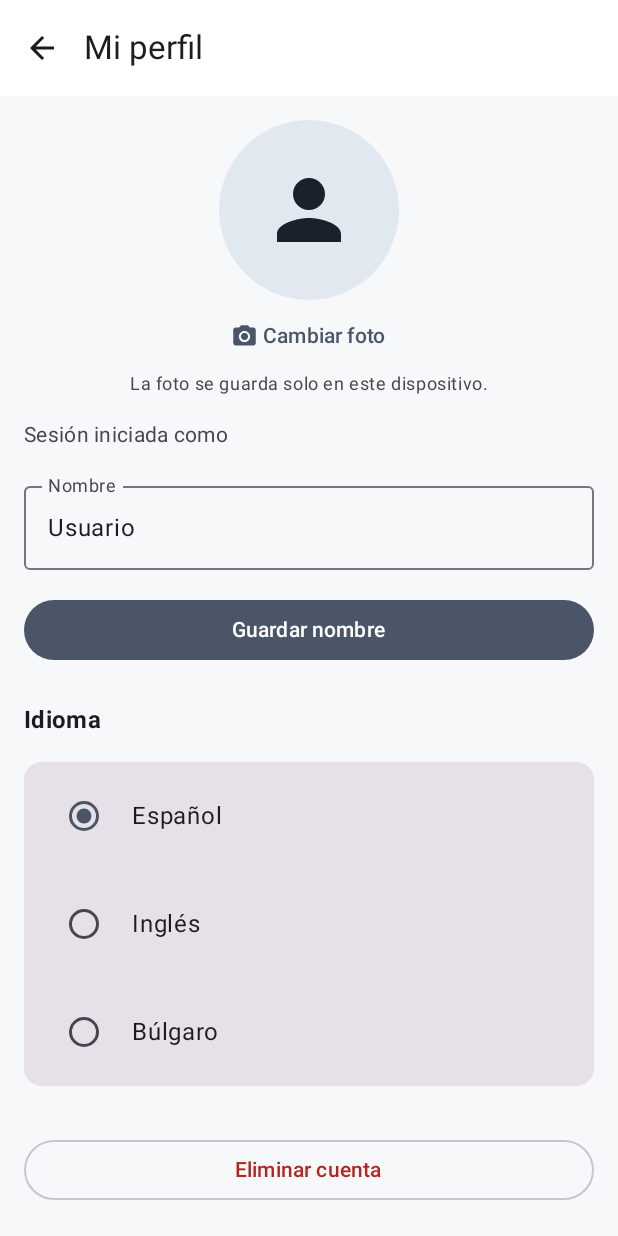
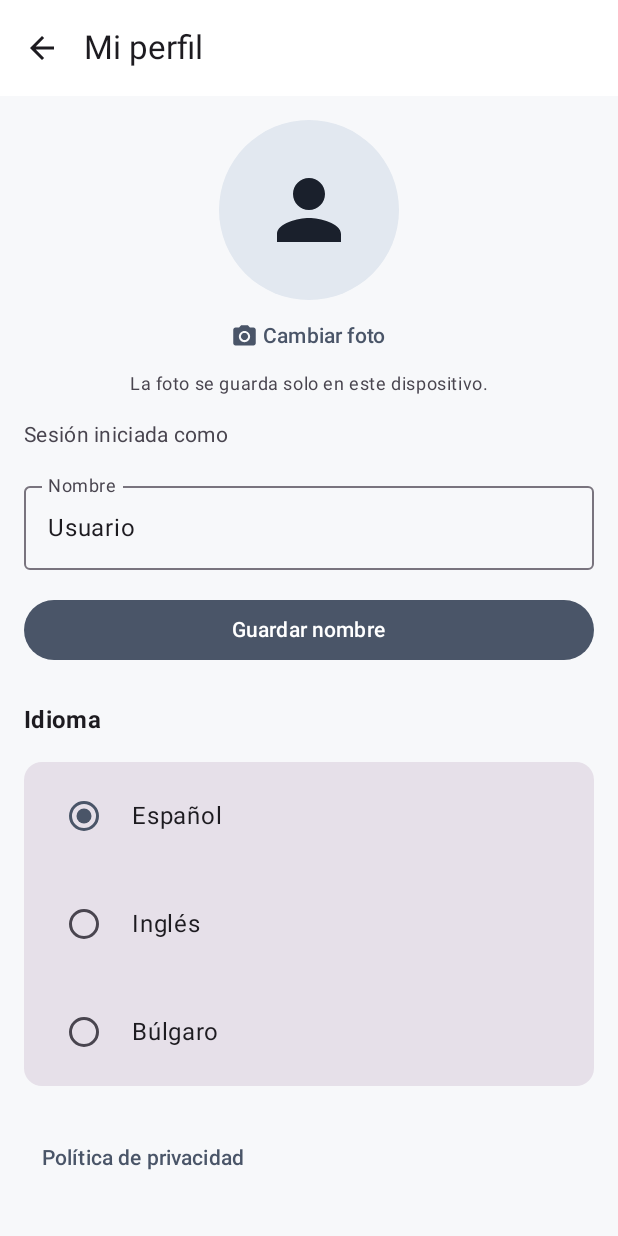
Before and after one commit to petargeorgiev123/apuntate, an Android app built with Jetpack Compose: the PerfilScreen screen opened through its navigation route, on a phone screen of 412 x 824 dp. Run offline under Robolectric (Android 15) with nearby library versions, the phone set to English and light mode, and no system bars; our stand-ins replace Firebase (no records; nobody signed in at launch, a user with empty details on screens opened directly).

Commit message:
Enlace a la politica de privacidad dentro de la app (perfil y login)

```diff
--- a/app/src/main/java/com/apuntate/cloud/screens/PerfilScreen.kt
+++ b/app/src/main/java/com/apuntate/cloud/screens/PerfilScreen.kt
@@ -63,6 +63,7 @@ import com.apuntate.R
 import com.apuntate.i18n.Idioma
 import com.apuntate.i18n.LocaleManager
 import com.apuntate.perfil.FotoPerfilStore
+import com.apuntate.ui.EnlacesLegales
 
 @OptIn(ExperimentalMaterial3Api::class)
 @Composable
@@ -188,6 +189,12 @@ fun PerfilScreen(
                     )
                 }
             }
+
+            // Política de privacidad (Google Play exige enlazarla dentro de la app)
+            TextButton(
+                onClick = { EnlacesLegales.abrir(context, EnlacesLegales.POLITICA_PRIVACIDAD) },
+                modifier = Modifier.padding(top = 8.dp)
+            ) { Text(stringResource(R.string.politica_privacidad)) }
 
             // Eliminar cuenta
             OutlinedButton(
--- a/app/src/main/res/values/strings.xml
+++ b/app/src/main/res/values/strings.xml
@@ -102,6 +102,8 @@
     <string name="perfil_quitar_foto">Quitar foto</string>
     <string name="perfil_foto_local">La foto se guarda solo en este dispositivo.</string>
 
+    <string name="politica_privacidad">Política de privacidad</string>
+
     <!-- Eliminar cuenta -->
     <string name="eliminar_cuenta">Eliminar cuenta</string>
     <string name="eliminar_cuenta_titulo">¿Eliminar tu cuenta?</string>
```
Also changed, not shown: app/src/main/java/com/apuntate/auth/AuthScreen.kt (+10 -0 lines), app/src/main/java/com/apuntate/ui/EnlacesLegales.kt (added, +21 -0 lines), 2 other files.
